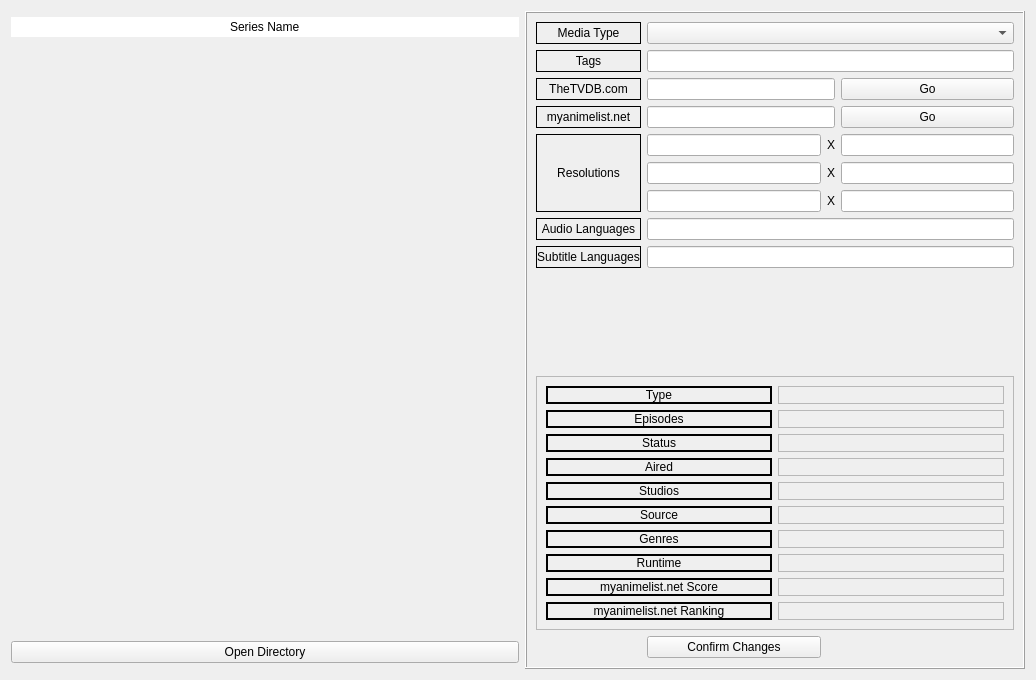
namboy94/toktokkie, file toktokkie/ui/qt/qt_designer/anime_series_config.ui: the form before one commit.
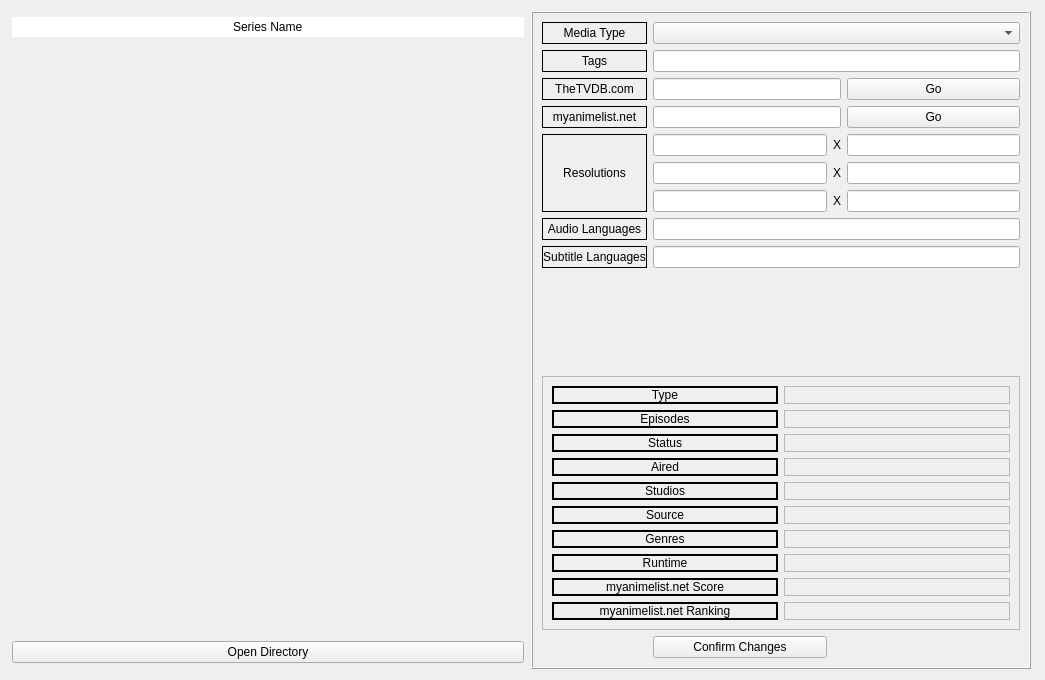
The form after the commit. Icons and pictures are not drawn.

Patch:
```diff
--- a/toktokkie/ui/qt/qt_designer/anime_series_config.ui
+++ b/toktokkie/ui/qt/qt_designer/anime_series_config.ui
@@ -6,7 +6,7 @@
    <rect>
     <x>0</x>
     <y>0</y>
-    <width>1036</width>
+    <width>1045</width>
     <height>680</height>
    </rect>
   </property>
@@ -52,8 +52,8 @@
      </property>
      <property name="maximumSize">
       <size>
-       <width>5120</width>
-       <height>5120</height>
+       <width>512</width>
+       <height>512</height>
       </size>
      </property>
      <property name="text">
```
Left out of the diff: 5 changed lines with no effect on the pictures.
